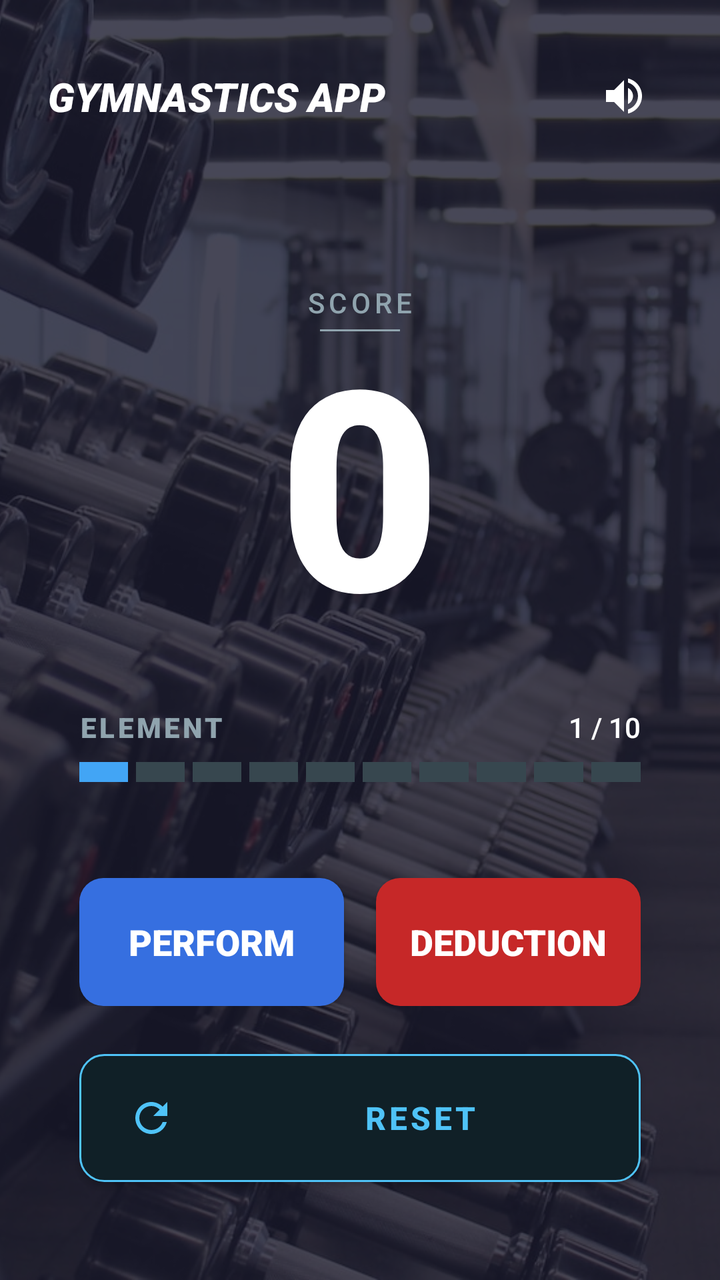
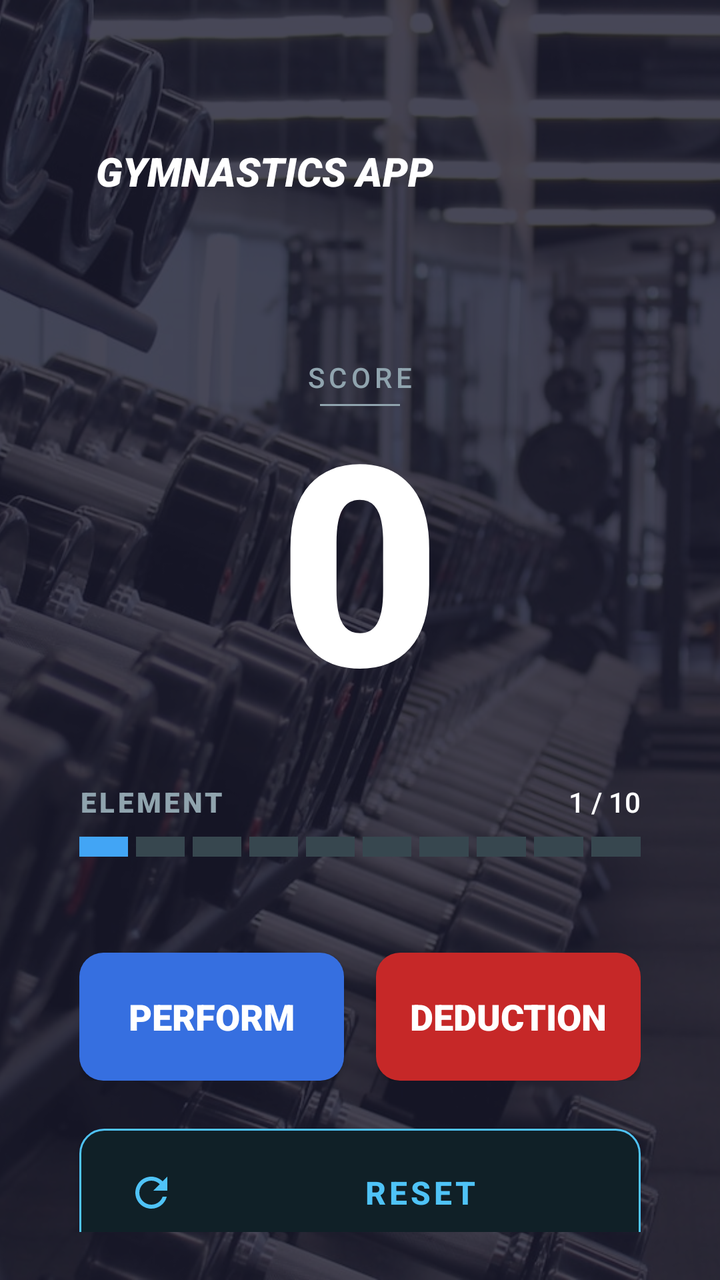

Compare the two renders of this Android layout. The source of the first and the diff that turns it into the second are given below.
<!-- AndroidManifest.xml: application theme Theme.Assignment1COS30017JAN2026 -->
<!-- res/layout/activity_main.xml -->
<?xml version="1.0" encoding="utf-8"?>
<FrameLayout xmlns:android="http://schemas.android.com/apk/res/android"
    xmlns:app="http://schemas.android.com/apk/res-auto"
    xmlns:tools="http://schemas.android.com/tools"
    android:layout_width="match_parent"
    android:layout_height="match_parent"
    tools:context=".MainActivity">

    
    <ImageView
        android:layout_width="match_parent"
        android:layout_height="match_parent"
        android:scaleType="centerCrop"
        android:src="@drawable/bg_gym"
        android:contentDescription="@string/app_name" />

    
    <View
        android:layout_width="match_parent"
        android:layout_height="match_parent"
        android:background="@color/background_overlay" />

    
    <androidx.constraintlayout.widget.ConstraintLayout
        android:layout_width="match_parent"
        android:layout_height="match_parent"
        android:padding="24dp">

        
        <TextView
            android:id="@+id/tvAppTitle"
            android:layout_width="wrap_content"
            android:layout_height="wrap_content"
            android:fontFamily="sans-serif-black"
            android:text="@string/title_main"
            android:textColor="@color/text_primary"
            android:textSize="20sp"
            android:textStyle="italic"
            app:layout_constraintStart_toStartOf="parent"
            app:layout_constraintTop_toTopOf="@+id/btnSoundToggle"
            app:layout_constraintBottom_toBottomOf="@+id/btnSoundToggle"/>

        
        <ImageButton
            android:id="@+id/btnSoundToggle"
            android:layout_width="48dp"
            android:layout_height="48dp"
            android:background="?attr/selectableItemBackgroundBorderless"
            android:src="@drawable/ic_sound_on"
            android:scaleType="center"
            app:layout_constraintEnd_toEndOf="parent"
            app:layout_constraintTop_toTopOf="parent"
            app:tint="@color/white" />

        
        <TextView
            android:id="@+id/tvScoreLabel"
            android:layout_width="wrap_content"
            android:layout_height="wrap_content"
            android:layout_marginTop="80dp"
            android:fontFamily="sans-serif-medium"
            android:text="@string/label_score"
            android:textColor="@color/text_secondary"
            android:textSize="14sp"
            android:letterSpacing="0.15"
            android:drawableEnd="@null"
            app:layout_constraintEnd_toEndOf="parent"
            app:layout_constraintStart_toStartOf="parent"
            app:layout_constraintTop_toBottomOf="@id/tvAppTitle" />
            
        <View
            android:id="@+id/dividerScore"
            android:layout_width="40dp"
            android:layout_height="1dp"
            android:background="#90A4AE"
            android:layout_marginTop="4dp"
            app:layout_constraintEnd_toEndOf="parent"
            app:layout_constraintStart_toStartOf="parent"
            app:layout_constraintTop_toBottomOf="@id/tvScoreLabel"/>

        <TextView
            android:id="@+id/tvScore"
            android:layout_width="wrap_content"
            android:layout_height="wrap_content"
            android:fontFamily="sans-serif-black"
            android:text="0"
            android:textColor="@color/text_primary"
            android:textSize="140sp"
            android:includeFontPadding="false"
            app:layout_constraintEnd_toEndOf="parent"
            app:layout_constraintStart_toStartOf="parent"
            app:layout_constraintTop_toBottomOf="@id/dividerScore" />

        
        <androidx.constraintlayout.widget.ConstraintLayout
            android:id="@+id/layoutElementInfo"
            android:layout_width="0dp"
            android:layout_height="wrap_content"
            android:layout_marginTop="24dp"
            app:layout_constraintEnd_toEndOf="@+id/layoutProgress"
            app:layout_constraintStart_toStartOf="@+id/layoutProgress"
            app:layout_constraintTop_toBottomOf="@id/tvScore">

            <TextView
                android:id="@+id/tvElementLabel"
                android:layout_width="wrap_content"
                android:layout_height="wrap_content"
                android:fontFamily="sans-serif-black"
                android:text="@string/label_element_header"
                android:textColor="#90A4AE"
                android:textSize="14sp"
                android:letterSpacing="0.1"
                app:layout_constraintStart_toStartOf="parent"
                app:layout_constraintTop_toTopOf="parent"
                app:layout_constraintBottom_toBottomOf="parent"/>

            <TextView
                android:id="@+id/tvElement"
                android:layout_width="wrap_content"
                android:layout_height="wrap_content"
                android:fontFamily="sans-serif-medium"
                android:text="1 / 10"
                android:textColor="#FFFFFF"
                android:textSize="14sp"
                app:layout_constraintEnd_toEndOf="parent"
                app:layout_constraintTop_toTopOf="parent"
                app:layout_constraintBottom_toBottomOf="parent"/>
        </androidx.constraintlayout.widget.ConstraintLayout>

        
        <LinearLayout
            android:id="@+id/layoutProgress"
            android:layout_width="0dp"
            android:layout_height="10dp"
            android:layout_marginTop="8dp"
            android:orientation="horizontal"
            app:layout_constraintEnd_toEndOf="parent"
            app:layout_constraintStart_toStartOf="parent"
            app:layout_constraintTop_toBottomOf="@id/layoutElementInfo"
            app:layout_constraintWidth_percent="0.9">

            
            <View android:id="@+id/seg1" android:layout_width="0dp" android:layout_height="match_parent" android:layout_weight="1" android:background="@color/zone_basic" android:layout_marginEnd="4dp"/>
            <View android:id="@+id/seg2" android:layout_width="0dp" android:layout_height="match_parent" android:layout_weight="1" android:background="@color/zone_inactive" android:layout_marginEnd="4dp"/>
            <View android:id="@+id/seg3" android:layout_width="0dp" android:layout_height="match_parent" android:layout_weight="1" android:background="@color/zone_inactive" android:layout_marginEnd="4dp"/>

            
            <View android:id="@+id/seg4" android:layout_width="0dp" android:layout_height="match_parent" android:layout_weight="1" android:background="@color/zone_inactive" android:layout_marginEnd="4dp"/>
            <View android:id="@+id/seg5" android:layout_width="0dp" android:layout_height="match_parent" android:layout_weight="1" android:background="@color/zone_inactive" android:layout_marginEnd="4dp"/>
            <View android:id="@+id/seg6" android:layout_width="0dp" android:layout_height="match_parent" android:layout_weight="1" android:background="@color/zone_inactive" android:layout_marginEnd="4dp"/>
            <View android:id="@+id/seg7" android:layout_width="0dp" android:layout_height="match_parent" android:layout_weight="1" android:background="@color/zone_inactive" android:layout_marginEnd="4dp"/>

            
            <View android:id="@+id/seg8" android:layout_width="0dp" android:layout_height="match_parent" android:layout_weight="1" android:background="@color/zone_inactive" android:layout_marginEnd="4dp"/>
            <View android:id="@+id/seg9" android:layout_width="0dp" android:layout_height="match_parent" android:layout_weight="1" android:background="@color/zone_inactive" android:layout_marginEnd="4dp"/>
            <View android:id="@+id/seg10" android:layout_width="0dp" android:layout_height="match_parent" android:layout_weight="1" android:background="@color/zone_inactive"/>
        </LinearLayout>

        
        <LinearLayout
            android:id="@+id/layoutButtons"
            android:layout_width="0dp"
            android:layout_height="wrap_content"
            android:layout_marginTop="48dp"
            android:orientation="horizontal"
            app:layout_constraintEnd_toEndOf="parent"
            app:layout_constraintStart_toStartOf="parent"
            app:layout_constraintTop_toBottomOf="@id/layoutProgress"
            app:layout_constraintWidth_percent="0.9">

            <Button
                android:id="@+id/btnPerform"
                android:layout_width="0dp"
                android:layout_height="64dp"
                android:layout_weight="1"
                android:layout_marginEnd="16dp"
                android:background="@drawable/bg_button_primary"
                app:backgroundTint="@null"
                android:text="@string/btn_perform"
                android:textColor="#FFFFFF"
                android:textSize="18sp"
                android:fontFamily="sans-serif-black"
                android:textAllCaps="true"
                android:elevation="4dp"/>

            
            <Button
                android:id="@+id/btnDeduction"
                android:layout_width="0dp"
                android:layout_height="64dp"
                android:layout_weight="1"
                android:background="@drawable/bg_button_secondary_danger"
                app:backgroundTint="@null"
                android:text="@string/btn_deduction"
                android:textColor="#FFFFFF"
                android:textSize="18sp"
                android:fontFamily="sans-serif-black"
                android:textAllCaps="true"
                android:elevation="4dp"/>
        </LinearLayout>

        
        <Button
            android:id="@+id/btnReset"
            android:layout_width="0dp"
            android:layout_height="64dp"
            android:layout_marginTop="24dp"
            android:background="@drawable/bg_button_reset"
            app:backgroundTint="@null"
            android:drawableStart="@drawable/ic_refresh___custom"
            android:drawablePadding="12dp"
            android:paddingStart="24dp"
            android:text="@string/btn_reset"
            android:textColor="#4FC3F7"
            android:textSize="16sp"
            android:textStyle="bold"
            android:letterSpacing="0.1"
            app:layout_constraintEnd_toEndOf="parent"
            app:layout_constraintStart_toStartOf="parent"
            app:layout_constraintTop_toBottomOf="@id/layoutButtons"
            app:layout_constraintWidth_percent="0.9"/>

    </androidx.constraintlayout.widget.ConstraintLayout>

</FrameLayout>
<!-- resources referenced by this layout -->
<resources>
  <color name="background_overlay">#CC1A1A2E</color>
  <color name="text_primary">#FFFFFF</color>
  <color name="text_secondary">#90A4AE</color>
  <color name="white">#FFFFFFFF</color>
  <color name="zone_basic">#42A5F5</color>
  <color name="zone_inactive">#37474F</color>
  <!-- drawable bg_button_primary (drawable) -->
  <?xml version="1.0" encoding="utf-8"?>
  <shape xmlns:android="http://schemas.android.com/apk/res/android"
      android:shape="rectangle">
      <solid android:color="#366FE0" />
      <corners android:radius="12dp" />
  </shape>
  <!-- drawable bg_button_reset (drawable) -->
  <?xml version="1.0" encoding="utf-8"?>
  <shape xmlns:android="http://schemas.android.com/apk/res/android"
      android:shape="rectangle">
      <solid android:color="#102027" />
      <corners android:radius="12dp" />
      <stroke android:width="1dp" android:color="#4FC3F7"/>
  </shape>
  <!-- drawable bg_button_secondary_danger (drawable) -->
  <?xml version="1.0" encoding="utf-8"?>
  <shape xmlns:android="http://schemas.android.com/apk/res/android"
      android:shape="rectangle">
      <solid android:color="#C62828" />
      <corners android:radius="12dp" />
  </shape>
  <!-- drawable bg_gym: jpg bitmap (drawable, 222909 bytes) -->
  <!-- drawable ic_refresh___custom (drawable) -->
  <vector xmlns:android="http://schemas.android.com/apk/res/android"
      android:width="24dp"
      android:height="24dp"
      android:viewportWidth="24"
      android:viewportHeight="24"
      android:tint="#4FC3F7">
      <path
          android:fillColor="@android:color/white"
          android:pathData="M17.65,6.35C16.2,4.9 14.21,4 12,4c-4.42,0 -7.99,3.58 -7.99,8s3.57,8 7.99,8c3.73,0 6.84,-2.55 7.73,-6h-2.08c-0.82,2.33 -3.04,4 -5.65,4 -3.31,0 -6,-2.69 -6,-6s2.69,-6 6,-6c1.66,0 3.14,0.69 4.22,1.78L13,11h7V4l-2.35,2.35z"/>
  </vector>
  <!-- drawable ic_sound_on (drawable) -->
  <vector xmlns:android="http://schemas.android.com/apk/res/android"
      android:width="24dp"
      android:height="24dp"
      android:viewportWidth="24"
      android:viewportHeight="24"
      android:tint="#FFFFFF">
      <path
          android:fillColor="@android:color/white"
          android:pathData="M3,9v6h4l5,5V4L7,9H3z M16.5,12c0,-1.77 -1.02,-3.29 -2.5,-4.03v8.05c1.48,-0.73 2.5,-2.25 2.5,-4.02z M14,3.23v2.06c2.89,0.86 5,3.54 5,6.71s-2.11,5.85 -5,6.71v2.06c4.01,-0.91 7,-4.49 7,-8.77s-2.99,-7.86 -7,-8.77z"/>
  </vector>
  <string name="app_name">Gymnastics App</string>
  <string name="btn_deduction">DEDUCTION</string>
  <string name="btn_perform">PERFORM</string>
  <string name="btn_reset">RESET</string>
  <string name="label_element_header">ELEMENT</string>
  <string name="label_score">SCORE</string>
  <string name="title_main">GYMNASTICS APP</string>
  <style name="Theme.Assignment1COS30017JAN2026" parent="Base.Theme.Assignment1COS30017JAN2026" />
  <style name="Base.Theme.Assignment1COS30017JAN2026" parent="Theme.Material3.DayNight.NoActionBar">
          
          
      </style>
</resources>

<!-- the commit's change to res/layout/activity_main.xml (unified diff, before → after) -->
@@ -1,5 +1,5 @@
 <?xml version="1.0" encoding="utf-8"?>
-<FrameLayout xmlns:android="http://schemas.android.com/apk/res/android"
+<androidx.constraintlayout.widget.ConstraintLayout xmlns:android="http://schemas.android.com/apk/res/android"
     xmlns:app="http://schemas.android.com/apk/res-auto"
     xmlns:tools="http://schemas.android.com/tools"
     android:layout_width="match_parent"
@@ -8,49 +8,52 @@
 
     
     <ImageView
-        android:layout_width="match_parent"
-        android:layout_height="match_parent"
+        android:id="@+id/imgBackground"
+        android:layout_width="0dp"
+        android:layout_height="0dp"
         android:scaleType="centerCrop"
         android:src="@drawable/bg_gym"
-        android:contentDescription="@string/app_name" />
+        android:contentDescription="@string/app_name"
+        app:layout_constraintTop_toTopOf="parent"
+        app:layout_constraintBottom_toBottomOf="parent"
+        app:layout_constraintStart_toStartOf="parent"
+        app:layout_constraintEnd_toEndOf="parent" />
 
     
     <View
-        android:layout_width="match_parent"
-        android:layout_height="match_parent"
-        android:background="@color/background_overlay" />
+        android:id="@+id/viewOverlay"
+        android:layout_width="0dp"
+        android:layout_height="0dp"
+        android:background="@color/background_overlay"
+        app:layout_constraintTop_toTopOf="parent"
+        app:layout_constraintBottom_toBottomOf="parent"
+        app:layout_constraintStart_toStartOf="parent"
+        app:layout_constraintEnd_toEndOf="parent" />
 
     
     <androidx.constraintlayout.widget.ConstraintLayout
-        android:layout_width="match_parent"
-        android:layout_height="match_parent"
-        android:padding="24dp">
+        android:layout_width="0dp"
+        android:layout_height="0dp"
+        android:padding="24dp"
+        app:layout_constraintTop_toTopOf="parent"
+        app:layout_constraintBottom_toBottomOf="parent"
+        app:layout_constraintStart_toStartOf="parent"
+        app:layout_constraintEnd_toEndOf="parent">
 
         
         <TextView
             android:id="@+id/tvAppTitle"
             android:layout_width="wrap_content"
             android:layout_height="wrap_content"
+            android:layout_marginTop="48dp"
+            android:layout_marginStart="24dp"
             android:fontFamily="sans-serif-black"
             android:text="@string/title_main"
             android:textColor="@color/text_primary"
             android:textSize="20sp"
             android:textStyle="italic"
             app:layout_constraintStart_toStartOf="parent"
-            app:layout_constraintTop_toTopOf="@+id/btnSoundToggle"
-            app:layout_constraintBottom_toBottomOf="@+id/btnSoundToggle"/>
-
-        
-        <ImageButton
-            android:id="@+id/btnSoundToggle"
-            android:layout_width="48dp"
-            android:layout_height="48dp"
-            android:background="?attr/selectableItemBackgroundBorderless"
-            android:src="@drawable/ic_sound_on"
-            android:scaleType="center"
-            app:layout_constraintEnd_toEndOf="parent"
-            app:layout_constraintTop_toTopOf="parent"
-            app:tint="@color/white" />
+            app:layout_constraintTop_toTopOf="parent"/>
 
         
         <TextView
@@ -128,6 +131,7 @@
         </androidx.constraintlayout.widget.ConstraintLayout>
 
         
+
         <LinearLayout
             android:id="@+id/layoutProgress"
             android:layout_width="0dp"
@@ -219,7 +223,7 @@
             app:layout_constraintStart_toStartOf="parent"
             app:layout_constraintTop_toBottomOf="@id/layoutButtons"
             app:layout_constraintWidth_percent="0.9"/>
-
+            
     </androidx.constraintlayout.widget.ConstraintLayout>
 
-</FrameLayout>
+</androidx.constraintlayout.widget.ConstraintLayout>
<!-- resource entries referenced after the edit -->
@@ -3,7 +3,6 @@
   <color name="background_overlay">#CC1A1A2E</color>
   <color name="text_primary">#FFFFFF</color>
   <color name="text_secondary">#90A4AE</color>
-  <color name="white">#FFFFFFFF</color>
   <color name="zone_basic">#42A5F5</color>
   <color name="zone_inactive">#37474F</color>
   <!-- drawable bg_button_primary (drawable) -->
@@ -40,17 +39,6 @@
           android:fillColor="@android:color/white"
           android:pathData="M17.65,6.35C16.2,4.9 14.21,4 12,4c-4.42,0 -7.99,3.58 -7.99,8s3.57,8 7.99,8c3.73,0 6.84,-2.55 7.73,-6h-2.08c-0.82,2.33 -3.04,4 -5.65,4 -3.31,0 -6,-2.69 -6,-6s2.69,-6 6,-6c1.66,0 3.14,0.69 4.22,1.78L13,11h7V4l-2.35,2.35z"/>
   </vector>
-  <!-- drawable ic_sound_on (drawable) -->
-  <vector xmlns:android="http://schemas.android.com/apk/res/android"
-      android:width="24dp"
-      android:height="24dp"
-      android:viewportWidth="24"
-      android:viewportHeight="24"
-      android:tint="#FFFFFF">
-      <path
-          android:fillColor="@android:color/white"
-          android:pathData="M3,9v6h4l5,5V4L7,9H3z M16.5,12c0,-1.77 -1.02,-3.29 -2.5,-4.03v8.05c1.48,-0.73 2.5,-2.25 2.5,-4.02z M14,3.23v2.06c2.89,0.86 5,3.54 5,6.71s-2.11,5.85 -5,6.71v2.06c4.01,-0.91 7,-4.49 7,-8.77s-2.99,-7.86 -7,-8.77z"/>
-  </vector>
   <string name="app_name">Gymnastics App</string>
   <string name="btn_deduction">DEDUCTION</string>
   <string name="btn_perform">PERFORM</string>
